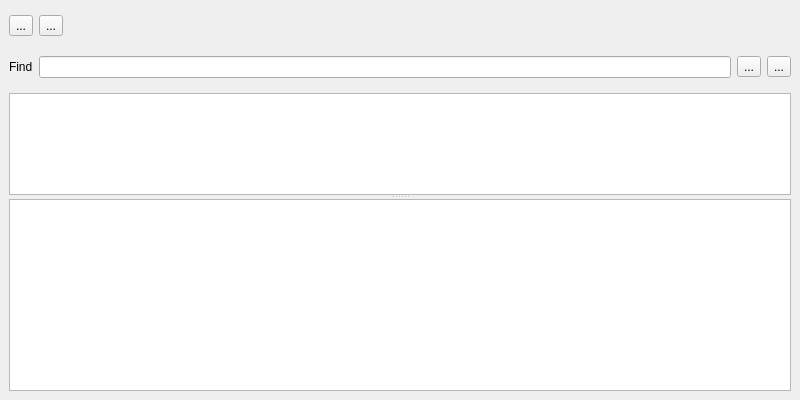
Qt form sources/pythondialog.ui (mikaelsundell/stageviz) before a commit.
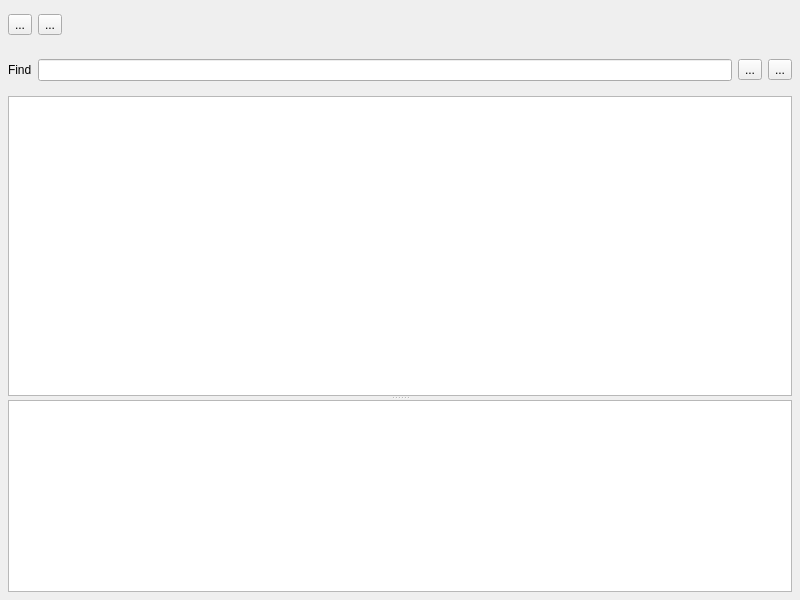
The same form after that commit. Custom widgets are drawn as their Qt base class.

Diff of the .ui file:
```diff
--- a/sources/pythondialog.ui
+++ b/sources/pythondialog.ui
@@ -7,7 +7,7 @@
     <x>0</x>
     <y>0</y>
     <width>800</width>
-    <height>400</height>
+    <height>600</height>
    </rect>
   </property>
   <property name="windowTitle">
@@ -15,19 +15,19 @@
   </property>
   <layout class="QVBoxLayout" name="verticalLayout">
    <property name="spacing">
-    <number>4</number>
+    <number>8</number>
    </property>
    <property name="leftMargin">
-    <number>9</number>
+    <number>8</number>
    </property>
    <property name="topMargin">
-    <number>9</number>
+    <number>8</number>
    </property>
    <property name="rightMargin">
-    <number>9</number>
+    <number>8</number>
    </property>
    <property name="bottomMargin">
-    <number>9</number>
+    <number>8</number>
    </property>
    <item>
     <widget class="QWidget" name="widget_2" native="true">
@@ -117,37 +117,6 @@
        <number>0</number>
       </property>
       <item>
-       <widget class="QWidget" name="widget_3" native="true">
-        <property name="sizePolicy">
-         <sizepolicy hsizetype="Preferred" vsizetype="Expanding">
-          <horstretch>0</horstretch>
-          <verstretch>1</verstretch>
-         </sizepolicy>
-        </property>
-        <layout class="QVBoxLayout" name="verticalLayout_2">
-         <property name="spacing">
-          <number>0</number>
-         </property>
-         <property name="leftMargin">
-          <number>0</number>
-         </property>
-         <property name="topMargin">
-          <number>0</number>
-         </property>
-         <property name="rightMargin">
-          <number>0</number>
-         </property>
-         <property name="bottomMargin">
-          <number>0</number>
-         </property>
-         <item>
-          <widget class="QSplitter" name="splitter_4">
-           <property name="orientation">
-            <enum>Qt::Orientation::Vertical</enum>
-           </property>
-           <property name="childrenCollapsible">
-            <bool>false</bool>
-           </property>
            <widget class="QWidget" name="widget_4" native="true">
             <property name="sizePolicy">
              <sizepolicy hsizetype="Preferred" vsizetype="Expanding">
@@ -155,7 +124,7 @@
               <verstretch>1</verstretch>
              </sizepolicy>
             </property>
-            <layout class="QVBoxLayout" name="verticalLayout_4">
+        <layout class="QVBoxLayout" name="verticalLayout_2">
              <property name="leftMargin">
               <number>0</number>
              </property>
@@ -223,25 +192,44 @@
               </widget>
              </item>
              <item>
+          <widget class="QWidget" name="widget_6" native="true">
+           <layout class="QHBoxLayout" name="horizontalLayout_3">
+            <property name="leftMargin">
+             <number>0</number>
+            </property>
+            <property name="topMargin">
+             <number>0</number>
+            </property>
+            <property name="rightMargin">
+             <number>0</number>
+            </property>
+            <property name="bottomMargin">
+             <number>0</number>
+            </property>
+            <item>
+             <widget class="QSplitter" name="splitter">
+              <property name="orientation">
+               <enum>Qt::Orientation::Vertical</enum>
+              </property>
               <widget class="stageviz::PythonEditor" name="editor">
                <property name="sizePolicy">
                 <sizepolicy hsizetype="Preferred" vsizetype="Expanding">
                  <horstretch>0</horstretch>
-                 <verstretch>0</verstretch>
+                 <verstretch>1</verstretch>
                 </sizepolicy>
                </property>
-              </widget>
-             </item>
-            </layout>
            </widget>
            <widget class="QPlainTextEdit" name="log">
             <property name="sizePolicy">
-             <sizepolicy hsizetype="Preferred" vsizetype="Preferred">
+                <sizepolicy hsizetype="Preferred" vsizetype="Minimum">
               <horstretch>0</horstretch>
               <verstretch>0</verstretch>
              </sizepolicy>
             </property>
            </widget>
+             </widget>
+            </item>
+           </layout>
           </widget>
          </item>
         </layout>
```
Lines whose indentation alone changed are shown as unchanged.
